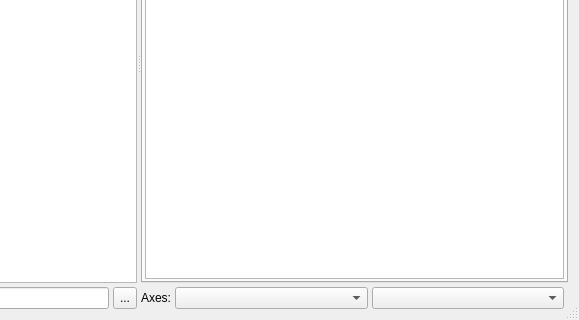
Old version of the form ui/scanviewer.ui in the repository tweber-ill/frm_mirror-takin1; both pictures show x 176 to 755 and y 194 to 514 of the 755 by 514 pixel window.
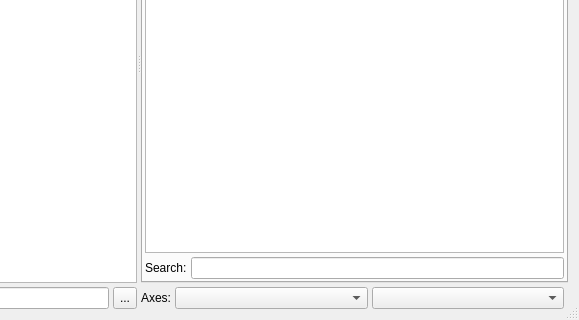
New version of the form. The open tabs and pages were chosen to show the change. Custom widgets are drawn as their Qt base class.

Commit message: search field for scanviewer

```diff
--- a/ui/scanviewer.ui
+++ b/ui/scanviewer.ui
@@ -532,7 +532,17 @@
            <property name="spacing">
             <number>4</number>
            </property>
-           <item row="0" column="0">
+           <item row="1" column="0">
+            <widget class="QLabel" name="label_16">
+             <property name="text">
+              <string>Search:</string>
+             </property>
+            </widget>
+           </item>
+           <item row="1" column="1">
+            <widget class="QLineEdit" name="editSearch"/>
+           </item>
+           <item row="0" column="0" colspan="2">
             <widget class="QTableWidget" name="tableProps">
              <property name="alternatingRowColors">
               <bool>true</bool>
```
Left out of the diff: 1 changed line with no effect on the pictures. The commit also changes 2 other files.
